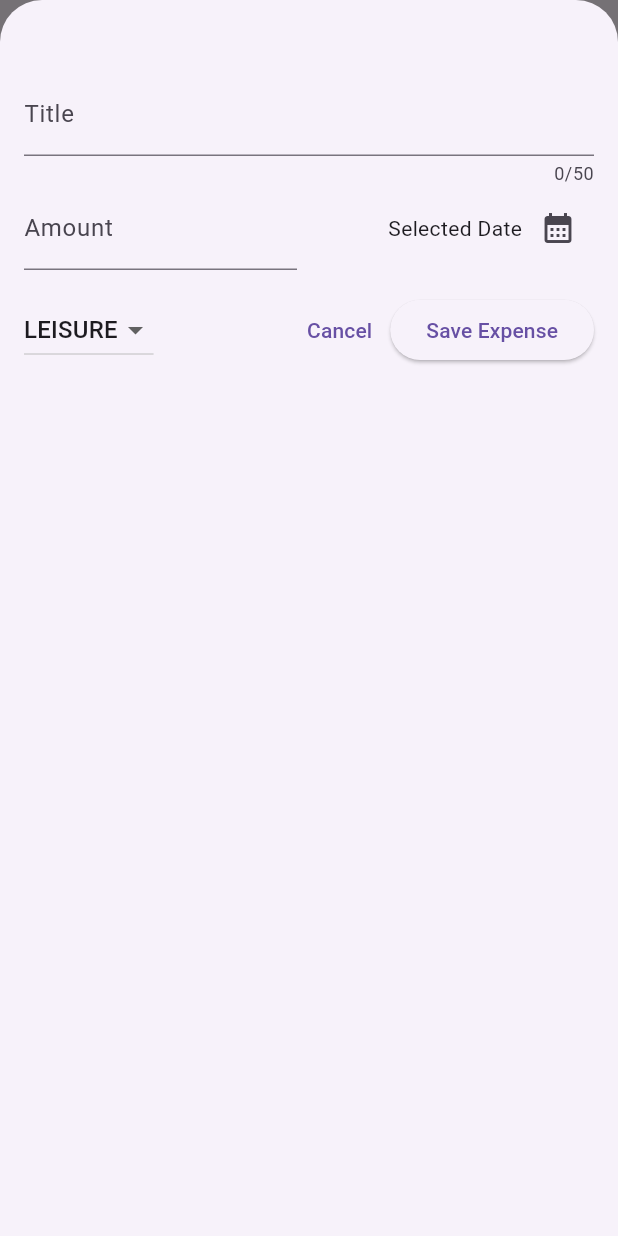
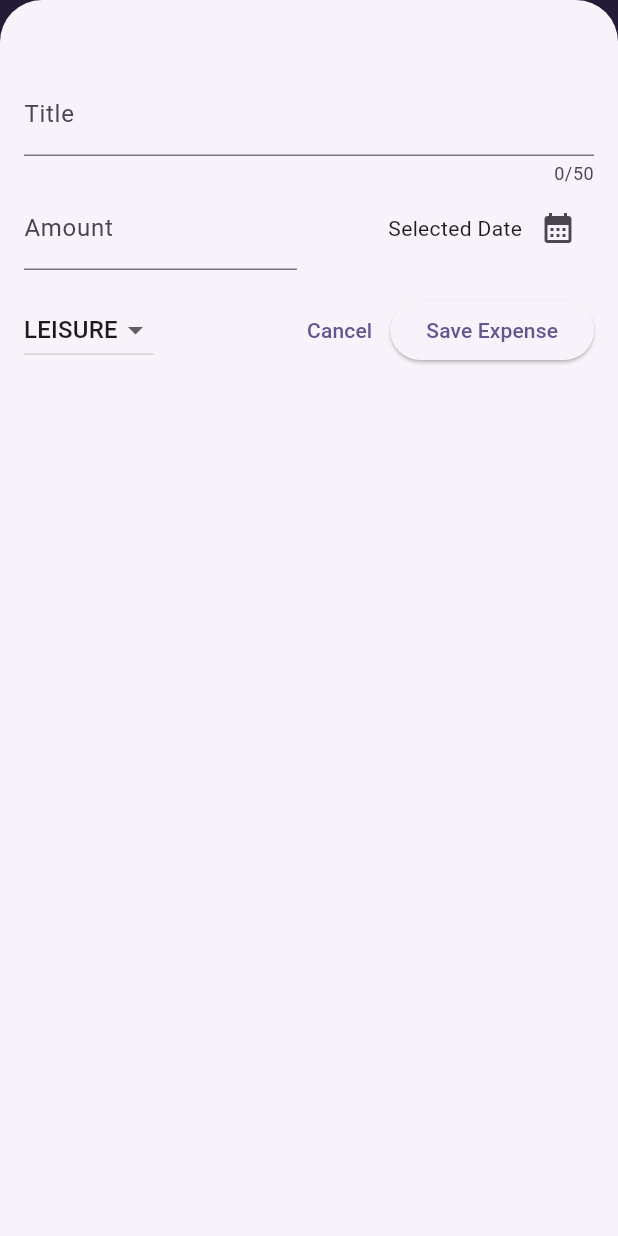
Before and after one commit to yuki-325/expense_tracker, a Flutter app: the screen it shows after launch, after a tap on the "add" icon, on a phone screen of 412 x 824 dp. Run offline on Flutter 3.47's test engine with Material 3 defaults, Android fonts, the phone set to English and light mode, and no system bars; our stand-ins replace logger.

Commit message:
[add] アプリケーションのベースのカラーを設定

```diff
--- a/lib/main.dart
+++ b/lib/main.dart
@@ -1,13 +1,28 @@
 import 'package:expense_tracker/expenses.dart';
 import 'package:expense_tracker/logger/logger_factory.dart';
 import 'package:flutter/material.dart';
+
+ColorScheme kColorScheme = ColorScheme.fromSeed(
+  seedColor: const Color.fromARGB(
+    225,
+    96,
+    59,
+    181,
+  ),
+);
 
 void main() {
   final logger = LoggerFactory.getLogger();
   logger.i("App Start!!");
   runApp(
     MaterialApp(
-      theme: ThemeData(useMaterial3: true),
+      theme: ThemeData().copyWith(
+          useMaterial3: true,
+          colorScheme: kColorScheme,
+          appBarTheme: const AppBarTheme().copyWith(
+            backgroundColor: kColorScheme.onPrimaryContainer,
+            foregroundColor: kColorScheme.primaryContainer,
+          )),
       home: const Expenses(),
     ),
   );
```
